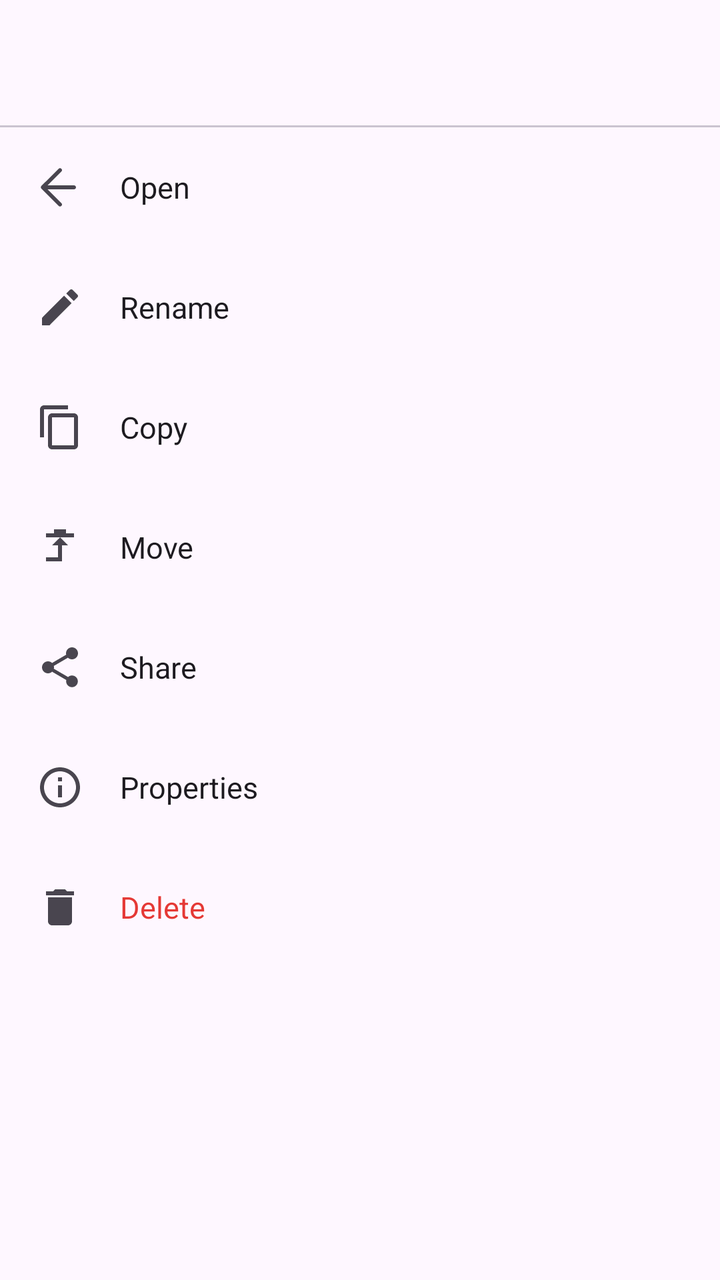
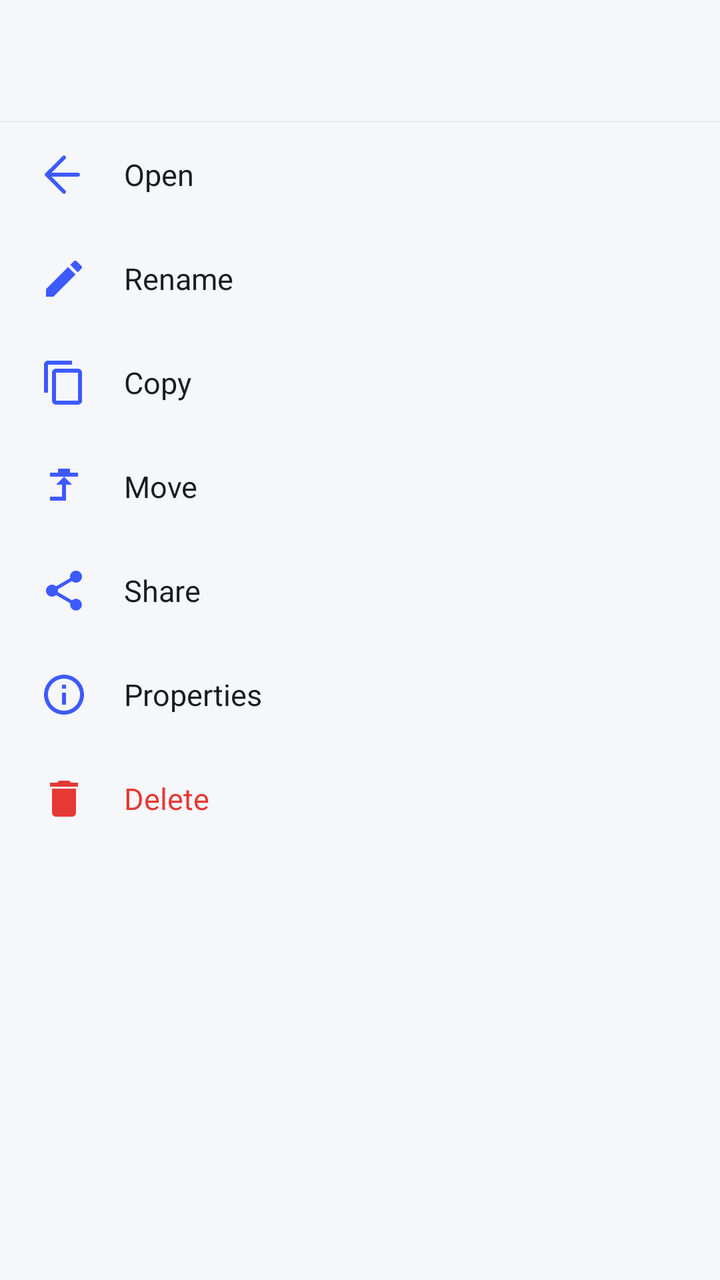

Compare the two renders of this Android layout. The source of the first and the diff that turns it into the second are given below.
<!-- AndroidManifest.xml: application theme Theme.FileManagerVIP -->
<!-- res/layout/dialog_file_actions.xml -->
<?xml version="1.0" encoding="utf-8"?>
<LinearLayout
    xmlns:android="http://schemas.android.com/apk/res/android"
    xmlns:app="http://schemas.android.com/apk/res-auto"
    android:layout_width="match_parent"
    android:layout_height="wrap_content"
    android:orientation="vertical"
    android:paddingBottom="12dp">

    <TextView
        android:id="@+id/dialog_title"
        android:layout_width="match_parent"
        android:layout_height="wrap_content"
        android:ellipsize="middle"
        android:maxLines="1"
        android:padding="20dp"
        android:textColor="?attr/colorOnSurface"
        android:textSize="17sp"
        android:textStyle="bold" />

    <View
        android:layout_width="match_parent"
        android:layout_height="1dp"
        android:background="?attr/colorOutlineVariant" />

    <TextView
        android:id="@+id/action_open"
        android:layout_width="match_parent"
        android:layout_height="wrap_content"
        android:drawableStart="@drawable/ic_open"
        android:drawablePadding="18dp"
        android:gravity="center_vertical"
        android:padding="18dp"
        android:text="@string/open"
        android:textColor="?attr/colorOnSurface"
        android:textSize="15sp" />

    <TextView
        android:id="@+id/action_rename"
        android:layout_width="match_parent"
        android:layout_height="wrap_content"
        android:drawableStart="@drawable/ic_rename"
        android:drawablePadding="18dp"
        android:gravity="center_vertical"
        android:padding="18dp"
        android:text="@string/rename"
        android:textColor="?attr/colorOnSurface"
        android:textSize="15sp" />

    <TextView
        android:id="@+id/action_copy"
        android:layout_width="match_parent"
        android:layout_height="wrap_content"
        android:drawableStart="@drawable/ic_copy"
        android:drawablePadding="18dp"
        android:gravity="center_vertical"
        android:padding="18dp"
        android:text="@string/copy"
        android:textColor="?attr/colorOnSurface"
        android:textSize="15sp" />

    <TextView
        android:id="@+id/action_move"
        android:layout_width="match_parent"
        android:layout_height="wrap_content"
        android:drawableStart="@drawable/ic_move"
        android:drawablePadding="18dp"
        android:gravity="center_vertical"
        android:padding="18dp"
        android:text="@string/move"
        android:textColor="?attr/colorOnSurface"
        android:textSize="15sp" />

    <TextView
        android:id="@+id/action_share"
        android:layout_width="match_parent"
        android:layout_height="wrap_content"
        android:drawableStart="@drawable/ic_share"
        android:drawablePadding="18dp"
        android:gravity="center_vertical"
        android:padding="18dp"
        android:text="@string/share"
        android:textColor="?attr/colorOnSurface"
        android:textSize="15sp" />

    <TextView
        android:id="@+id/action_properties"
        android:layout_width="match_parent"
        android:layout_height="wrap_content"
        android:drawableStart="@drawable/ic_info"
        android:drawablePadding="18dp"
        android:gravity="center_vertical"
        android:padding="18dp"
        android:text="@string/properties"
        android:textColor="?attr/colorOnSurface"
        android:textSize="15sp" />

    <TextView
        android:id="@+id/action_delete"
        android:layout_width="match_parent"
        android:layout_height="wrap_content"
        android:drawableStart="@drawable/ic_delete"
        android:drawablePadding="18dp"
        android:gravity="center_vertical"
        android:padding="18dp"
        android:text="@string/delete"
        android:textColor="@color/delete_red"
        android:textSize="15sp" />
</LinearLayout>
<!-- resources referenced by this layout -->
<resources>
  <!-- drawable ic_copy (drawable) -->
  <?xml version="1.0" encoding="utf-8"?>
  <vector xmlns:android="http://schemas.android.com/apk/res/android"
      android:width="24dp"
      android:height="24dp"
      android:viewportWidth="24"
      android:viewportHeight="24"
      android:tint="?attr/colorControlNormal">
      <path
          android:fillColor="#FFD700"
          android:pathData="M16,1H4c-1.1,0 -2,0.9 -2,2v14h2V3h12V1zM19,5H8c-1.1,0 -2,0.9 -2,2v14c0,1.1 0.9,2 2,2h11c1.1,0 2,-0.9 2,-2V7c0,-1.1 -0.9,-2 -2,-2zM19,21H8V7h11v14z" />
  </vector>
  <!-- drawable ic_delete (drawable) -->
  <?xml version="1.0" encoding="utf-8"?>
  <vector xmlns:android="http://schemas.android.com/apk/res/android"
      android:width="24dp"
      android:height="24dp"
      android:viewportWidth="24"
      android:viewportHeight="24"
      android:tint="?attr/colorControlNormal">
      <path
          android:fillColor="#E53935"
          android:pathData="M6,19c0,1.1 0.9,2 2,2h8c1.1,0 2,-0.9 2,-2V7H6v12zM19,4h-3.5l-1,-1h-5l-1,1H5v2h14V4z" />
  </vector>
  <!-- drawable ic_info (drawable) -->
  <?xml version="1.0" encoding="utf-8"?>
  <vector xmlns:android="http://schemas.android.com/apk/res/android"
      android:width="24dp"
      android:height="24dp"
      android:viewportWidth="24"
      android:viewportHeight="24"
      android:tint="?attr/colorControlNormal">
      <path
          android:fillColor="#FFD700"
          android:pathData="M11,7h2v2h-2zM11,11h2v6h-2zM12,2C6.48,2 2,6.48 2,12s4.48,10 10,10 10,-4.48 10,-10S17.52,2 12,2zM12,20c-4.41,0 -8,-3.59 -8,-8s3.59,-8 8,-8 8,3.59 8,8 -3.59,8 -8,8z" />
  </vector>
  <!-- drawable ic_move (drawable) -->
  <?xml version="1.0" encoding="utf-8"?>
  <vector xmlns:android="http://schemas.android.com/apk/res/android"
      android:width="24dp"
      android:height="24dp"
      android:viewportWidth="24"
      android:viewportHeight="24"
      android:tint="?attr/colorControlNormal">
      <path
          android:fillColor="#FFD700"
          android:pathData="M9,3v2h6V3H9zM11,11v8h2v-8h3l-4,-4 -4,4h3zM5,5v2h14V5H5zM5,19h6v-2H5v2z" />
  </vector>
  <!-- drawable ic_open (drawable) -->
  <?xml version="1.0" encoding="utf-8"?>
  <vector xmlns:android="http://schemas.android.com/apk/res/android"
      android:width="24dp"
      android:height="24dp"
      android:viewportWidth="24"
      android:viewportHeight="24"
      android:tint="?attr/colorControlNormal">
      <path
          android:fillColor="#FFD700"
          android:pathData="M19,11H5.83l6.88,-6.88c0.39,-0.39 0.39,-1.02 0,-1.41 -0.39,-0.39 -1.02,-0.39 -1.41,0l-8.59,8.58c-0.39,0.39 -0.39,1.02 0,1.41l8.59,8.59c0.39,0.39 1.02,0.39 1.41,0 0.39,-0.39 0.39,-1.02 0,-1.41L5.83,13H19c0.55,0 1,-0.45 1,-1s-0.45,-1 -1,-1z" />
  </vector>
  <!-- drawable ic_rename (drawable) -->
  <?xml version="1.0" encoding="utf-8"?>
  <vector xmlns:android="http://schemas.android.com/apk/res/android"
      android:width="24dp"
      android:height="24dp"
      android:viewportWidth="24"
      android:viewportHeight="24"
      android:tint="?attr/colorControlNormal">
      <path
          android:fillColor="#FFD700"
          android:pathData="M3,17.25V21h3.75L17.81,9.94l-3.75,-3.75L3,17.25zM20.71,7.04c0.39,-0.39 0.39,-1.02 0,-1.41l-2.34,-2.34c-0.39,-0.39 -1.02,-0.39 -1.41,0l-1.83,1.83 3.75,3.75 1.83,-1.83z" />
  </vector>
  <!-- drawable ic_share (drawable) -->
  <?xml version="1.0" encoding="utf-8"?>
  <vector xmlns:android="http://schemas.android.com/apk/res/android"
      android:width="24dp"
      android:height="24dp"
      android:viewportWidth="24"
      android:viewportHeight="24"
      android:tint="?attr/colorControlNormal">
      <path
          android:fillColor="#FFD700"
          android:pathData="M18,16.08c-0.76,0 -1.44,0.3 -1.96,0.77L8.91,12.7c0.05,-0.23 0.09,-0.46 0.09,-0.7s-0.04,-0.47 -0.09,-0.7l7.05,-4.11c0.54,0.5 1.25,0.81 2.04,0.81 1.66,0 3,-1.34 3,-3s-1.34,-3 -3,-3 -3,1.34 -3,3c0,0.24 0.04,0.47 0.09,0.7L8.04,9.81C7.5,9.31 6.79,9 6,9c-1.66,0 -3,1.34 -3,3s1.34,3 3,3c0.79,0 1.5,-0.31 2.04,-0.81l7.12,4.16c-0.05,0.21 -0.08,0.43 -0.08,0.65 0,1.61 1.31,2.92 2.92,2.92 1.61,0 2.92,-1.31 2.92,-2.92s-1.31,-2.92 -2.92,-2.92z" />
  </vector>
  <style name="Theme.FileManagerVIP" parent="Theme.Material3.DayNight.NoActionBar">
          <item name="colorPrimary">@color/vip_purple</item>
          <item name="colorOnPrimary">@color/white</item>
          <item name="colorSecondary">@color/gold</item>
          <item name="colorOnSecondary">@color/black</item>
          <item name="android:statusBarColor">@color/vip_black</item>
          <item name="android:navigationBarColor">@color/vip_black</item>
      </style>
  <color name="vip_purple">#16213E</color>
  <color name="white">#FFFFFF</color>
  <color name="gold">#FFD700</color>
  <color name="black">#000000</color>
  <color name="vip_black">#1A1A2E</color>
  <!-- unchanged entries left out for length: 8 -->
</resources>

<!-- the commit's change to res/layout/dialog_file_actions.xml (unified diff, before → after) -->
@@ -5,7 +5,7 @@
     android:layout_width="match_parent"
     android:layout_height="wrap_content"
     android:orientation="vertical"
-    android:paddingBottom="12dp">
+    android:paddingBottom="8dp">
 
     <TextView
         android:id="@+id/dialog_title"
@@ -13,9 +13,12 @@
         android:layout_height="wrap_content"
         android:ellipsize="middle"
         android:maxLines="1"
-        android:padding="20dp"
+        android:paddingStart="20dp"
+        android:paddingEnd="20dp"
+        android:paddingTop="20dp"
+        android:paddingBottom="16dp"
         android:textColor="?attr/colorOnSurface"
-        android:textSize="17sp"
+        android:textSize="18sp"
         android:textStyle="bold" />
 
     <View
@@ -27,10 +30,14 @@
         android:id="@+id/action_open"
         android:layout_width="match_parent"
         android:layout_height="wrap_content"
+        android:background="?attr/selectableItemBackground"
         android:drawableStart="@drawable/ic_open"
         android:drawablePadding="18dp"
+        android:drawableTint="@color/primary"
         android:gravity="center_vertical"
-        android:padding="18dp"
+        android:minHeight="52dp"
+        android:paddingStart="20dp"
+        android:paddingEnd="20dp"
         android:text="@string/open"
         android:textColor="?attr/colorOnSurface"
         android:textSize="15sp" />
@@ -39,10 +46,14 @@
         android:id="@+id/action_rename"
         android:layout_width="match_parent"
         android:layout_height="wrap_content"
+        android:background="?attr/selectableItemBackground"
         android:drawableStart="@drawable/ic_rename"
         android:drawablePadding="18dp"
+        android:drawableTint="@color/primary"
         android:gravity="center_vertical"
-        android:padding="18dp"
+        android:minHeight="52dp"
+        android:paddingStart="20dp"
+        android:paddingEnd="20dp"
         android:text="@string/rename"
         android:textColor="?attr/colorOnSurface"
         android:textSize="15sp" />
@@ -51,10 +62,14 @@
         android:id="@+id/action_copy"
         android:layout_width="match_parent"
         android:layout_height="wrap_content"
+        android:background="?attr/selectableItemBackground"
         android:drawableStart="@drawable/ic_copy"
         android:drawablePadding="18dp"
+        android:drawableTint="@color/primary"
         android:gravity="center_vertical"
-        android:padding="18dp"
+        android:minHeight="52dp"
+        android:paddingStart="20dp"
+        android:paddingEnd="20dp"
         android:text="@string/copy"
         android:textColor="?attr/colorOnSurface"
         android:textSize="15sp" />
@@ -63,10 +78,14 @@
         android:id="@+id/action_move"
         android:layout_width="match_parent"
         android:layout_height="wrap_content"
+        android:background="?attr/selectableItemBackground"
         android:drawableStart="@drawable/ic_move"
         android:drawablePadding="18dp"
+        android:drawableTint="@color/primary"
         android:gravity="center_vertical"
-        android:padding="18dp"
+        android:minHeight="52dp"
+        android:paddingStart="20dp"
+        android:paddingEnd="20dp"
         android:text="@string/move"
         android:textColor="?attr/colorOnSurface"
         android:textSize="15sp" />
@@ -75,10 +94,14 @@
         android:id="@+id/action_share"
         android:layout_width="match_parent"
         android:layout_height="wrap_content"
+        android:background="?attr/selectableItemBackground"
         android:drawableStart="@drawable/ic_share"
         android:drawablePadding="18dp"
+        android:drawableTint="@color/primary"
         android:gravity="center_vertical"
-        android:padding="18dp"
+        android:minHeight="52dp"
+        android:paddingStart="20dp"
+        android:paddingEnd="20dp"
         android:text="@string/share"
         android:textColor="?attr/colorOnSurface"
         android:textSize="15sp" />
@@ -87,10 +110,14 @@
         android:id="@+id/action_properties"
         android:layout_width="match_parent"
         android:layout_height="wrap_content"
+        android:background="?attr/selectableItemBackground"
         android:drawableStart="@drawable/ic_info"
         android:drawablePadding="18dp"
+        android:drawableTint="@color/primary"
         android:gravity="center_vertical"
-        android:padding="18dp"
+        android:minHeight="52dp"
+        android:paddingStart="20dp"
+        android:paddingEnd="20dp"
         android:text="@string/properties"
         android:textColor="?attr/colorOnSurface"
         android:textSize="15sp" />
@@ -99,10 +126,14 @@
         android:id="@+id/action_delete"
         android:layout_width="match_parent"
         android:layout_height="wrap_content"
+        android:background="?attr/selectableItemBackground"
         android:drawableStart="@drawable/ic_delete"
         android:drawablePadding="18dp"
+        android:drawableTint="@color/delete_red"
         android:gravity="center_vertical"
-        android:padding="18dp"
+        android:minHeight="52dp"
+        android:paddingStart="20dp"
+        android:paddingEnd="20dp"
         android:text="@string/delete"
         android:textColor="@color/delete_red"
         android:textSize="15sp" />
<!-- resource entries referenced after the edit -->
@@ -1,15 +1,15 @@
 <!-- resources referenced by this layout -->
 <resources>
+  <color name="primary">#3D5AFE</color>
   <!-- drawable ic_copy (drawable) -->
   <?xml version="1.0" encoding="utf-8"?>
   <vector xmlns:android="http://schemas.android.com/apk/res/android"
       android:width="24dp"
       android:height="24dp"
       android:viewportWidth="24"
-      android:viewportHeight="24"
-      android:tint="?attr/colorControlNormal">
+      android:viewportHeight="24">
       <path
-          android:fillColor="#FFD700"
+          android:fillColor="@color/primary"
           android:pathData="M16,1H4c-1.1,0 -2,0.9 -2,2v14h2V3h12V1zM19,5H8c-1.1,0 -2,0.9 -2,2v14c0,1.1 0.9,2 2,2h11c1.1,0 2,-0.9 2,-2V7c0,-1.1 -0.9,-2 -2,-2zM19,21H8V7h11v14z" />
   </vector>
   <!-- drawable ic_delete (drawable) -->
@@ -18,10 +18,9 @@
       android:width="24dp"
       android:height="24dp"
       android:viewportWidth="24"
-      android:viewportHeight="24"
-      android:tint="?attr/colorControlNormal">
+      android:viewportHeight="24">
       <path
-          android:fillColor="#E53935"
+          android:fillColor="@color/delete_red"
           android:pathData="M6,19c0,1.1 0.9,2 2,2h8c1.1,0 2,-0.9 2,-2V7H6v12zM19,4h-3.5l-1,-1h-5l-1,1H5v2h14V4z" />
   </vector>
   <!-- drawable ic_info (drawable) -->
@@ -30,10 +29,9 @@
       android:width="24dp"
       android:height="24dp"
       android:viewportWidth="24"
-      android:viewportHeight="24"
-      android:tint="?attr/colorControlNormal">
+      android:viewportHeight="24">
       <path
-          android:fillColor="#FFD700"
+          android:fillColor="@color/primary"
           android:pathData="M11,7h2v2h-2zM11,11h2v6h-2zM12,2C6.48,2 2,6.48 2,12s4.48,10 10,10 10,-4.48 10,-10S17.52,2 12,2zM12,20c-4.41,0 -8,-3.59 -8,-8s3.59,-8 8,-8 8,3.59 8,8 -3.59,8 -8,8z" />
   </vector>
   <!-- drawable ic_move (drawable) -->
@@ -42,10 +40,9 @@
       android:width="24dp"
       android:height="24dp"
       android:viewportWidth="24"
-      android:viewportHeight="24"
-      android:tint="?attr/colorControlNormal">
+      android:viewportHeight="24">
       <path
-          android:fillColor="#FFD700"
+          android:fillColor="@color/primary"
           android:pathData="M9,3v2h6V3H9zM11,11v8h2v-8h3l-4,-4 -4,4h3zM5,5v2h14V5H5zM5,19h6v-2H5v2z" />
   </vector>
   <!-- drawable ic_open (drawable) -->
@@ -54,10 +51,9 @@
       android:width="24dp"
       android:height="24dp"
       android:viewportWidth="24"
-      android:viewportHeight="24"
-      android:tint="?attr/colorControlNormal">
+      android:viewportHeight="24">
       <path
-          android:fillColor="#FFD700"
+          android:fillColor="@color/primary"
           android:pathData="M19,11H5.83l6.88,-6.88c0.39,-0.39 0.39,-1.02 0,-1.41 -0.39,-0.39 -1.02,-0.39 -1.41,0l-8.59,8.58c-0.39,0.39 -0.39,1.02 0,1.41l8.59,8.59c0.39,0.39 1.02,0.39 1.41,0 0.39,-0.39 0.39,-1.02 0,-1.41L5.83,13H19c0.55,0 1,-0.45 1,-1s-0.45,-1 -1,-1z" />
   </vector>
   <!-- drawable ic_rename (drawable) -->
@@ -66,10 +62,9 @@
       android:width="24dp"
       android:height="24dp"
       android:viewportWidth="24"
-      android:viewportHeight="24"
-      android:tint="?attr/colorControlNormal">
+      android:viewportHeight="24">
       <path
-          android:fillColor="#FFD700"
+          android:fillColor="@color/primary"
           android:pathData="M3,17.25V21h3.75L17.81,9.94l-3.75,-3.75L3,17.25zM20.71,7.04c0.39,-0.39 0.39,-1.02 0,-1.41l-2.34,-2.34c-0.39,-0.39 -1.02,-0.39 -1.41,0l-1.83,1.83 3.75,3.75 1.83,-1.83z" />
   </vector>
   <!-- drawable ic_share (drawable) -->
@@ -78,25 +73,48 @@
       android:width="24dp"
       android:height="24dp"
       android:viewportWidth="24"
-      android:viewportHeight="24"
-      android:tint="?attr/colorControlNormal">
+      android:viewportHeight="24">
       <path
-          android:fillColor="#FFD700"
+          android:fillColor="@color/primary"
           android:pathData="M18,16.08c-0.76,0 -1.44,0.3 -1.96,0.77L8.91,12.7c0.05,-0.23 0.09,-0.46 0.09,-0.7s-0.04,-0.47 -0.09,-0.7l7.05,-4.11c0.54,0.5 1.25,0.81 2.04,0.81 1.66,0 3,-1.34 3,-3s-1.34,-3 -3,-3 -3,1.34 -3,3c0,0.24 0.04,0.47 0.09,0.7L8.04,9.81C7.5,9.31 6.79,9 6,9c-1.66,0 -3,1.34 -3,3s1.34,3 3,3c0.79,0 1.5,-0.31 2.04,-0.81l7.12,4.16c-0.05,0.21 -0.08,0.43 -0.08,0.65 0,1.61 1.31,2.92 2.92,2.92 1.61,0 2.92,-1.31 2.92,-2.92s-1.31,-2.92 -2.92,-2.92z" />
   </vector>
-  <style name="Theme.FileManagerVIP" parent="Theme.Material3.DayNight.NoActionBar">
-          <item name="colorPrimary">@color/vip_purple</item>
-          <item name="colorOnPrimary">@color/white</item>
-          <item name="colorSecondary">@color/gold</item>
-          <item name="colorOnSecondary">@color/black</item>
-          <item name="android:statusBarColor">@color/vip_black</item>
-          <item name="android:navigationBarColor">@color/vip_black</item>
+  <style name="Theme.FileManagerVIP" parent="Theme.Material3.Light.NoActionBar">
+          <item name="colorPrimary">@color/primary</item>
+          <item name="colorOnPrimary">@color/on_primary</item>
+          <item name="colorPrimaryContainer">@color/primary_light</item>
+          <item name="colorOnPrimaryContainer">@color/primary_dark</item>
+          <item name="colorSecondary">@color/secondary</item>
+          <item name="colorOnSecondary">@color/on_secondary</item>
+          <item name="colorSecondaryContainer">@color/secondary_light</item>
+          <item name="colorOnSecondaryContainer">@color/secondary_dark</item>
+          <item name="colorTertiary">@color/accent</item>
+          <item name="colorOnTertiary">@color/on_accent</item>
+          <item name="colorSurface">@color/surface_light</item>
+          <item name="colorOnSurface">@color/text_primary_light</item>
+          <item name="colorSurfaceVariant">@color/bg_light</item>
+          <item name="colorOnSurfaceVariant">@color/text_secondary_light</item>
+          <item name="colorOutline">@color/divider_light</item>
+          <item name="colorOutlineVariant">@color/divider_light</item>
+          <item name="android:colorBackground">@color/bg_light</item>
+          <item name="android:statusBarColor">@color/bg_light</item>
+          <item name="android:navigationBarColor">@color/surface_light</item>
+          <item name="android:windowLightStatusBar">true</item>
+          <item name="android:windowBackground">@color/bg_light</item>
       </style>
-  <color name="vip_purple">#16213E</color>
-  <color name="white">#FFFFFF</color>
-  <color name="gold">#FFD700</color>
-  <color name="black">#000000</color>
-  <color name="vip_black">#1A1A2E</color>
+  <color name="on_primary">#FFFFFF</color>
+  <color name="primary_light">#B2C0FF</color>
+  <color name="primary_dark">#0031CA</color>
+  <color name="secondary">#651FFF</color>
+  <color name="on_secondary">#FFFFFF</color>
+  <color name="secondary_light">#C7B8FF</color>
+  <color name="secondary_dark">#3100B7</color>
+  <color name="accent">#00C853</color>
+  <color name="on_accent">#FFFFFF</color>
+  <color name="surface_light">#FFFFFF</color>
+  <color name="text_primary_light">#1A1C22</color>
+  <color name="bg_light">#F6F7FB</color>
+  <color name="text_secondary_light">#6B7280</color>
+  <color name="divider_light">#EAECF0</color>
   <!-- unchanged entries left out for length: 8 -->
 </resources>
 
